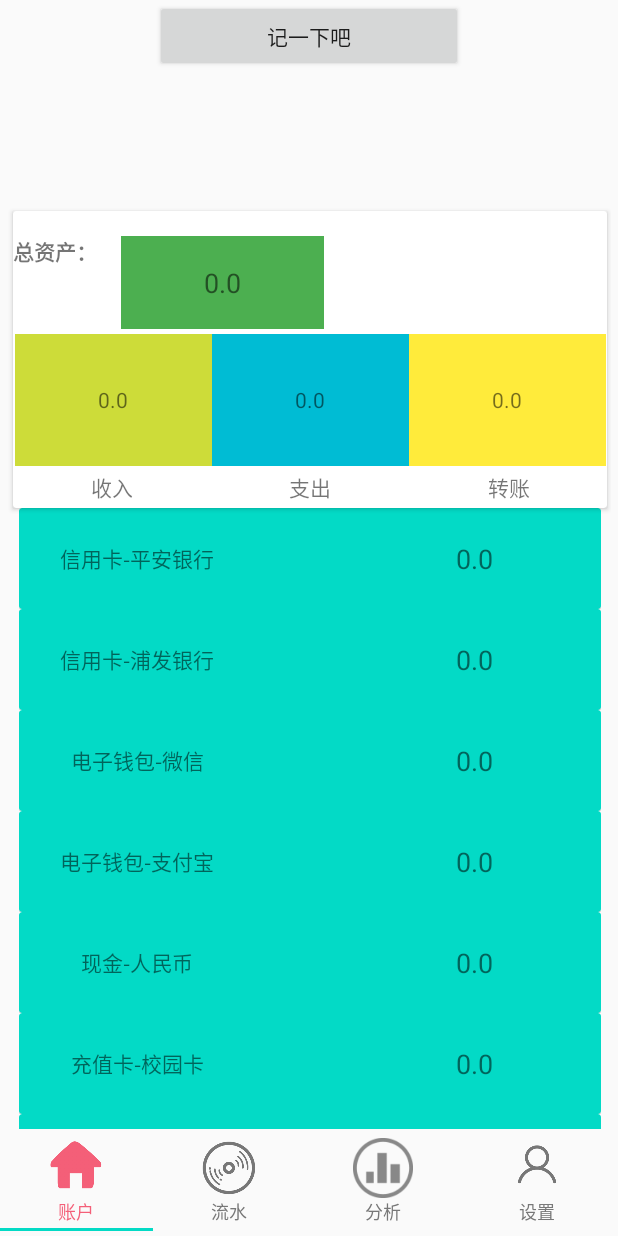
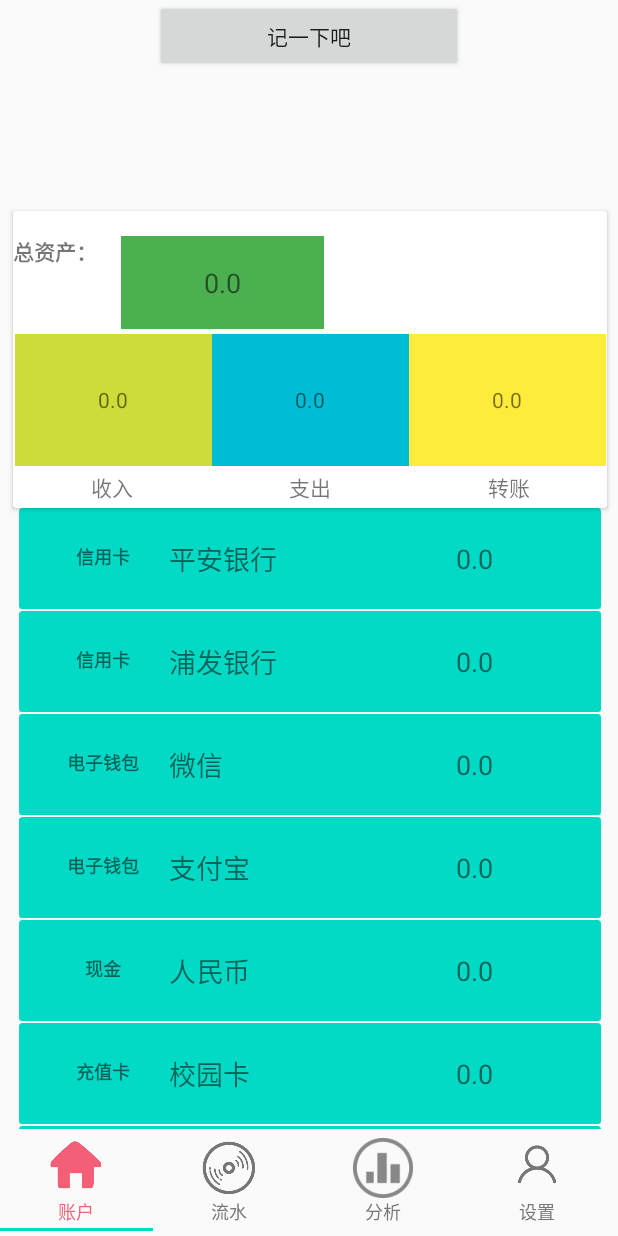
Before and after one commit to CMathmo/software-engineering, an Android app: the screen it shows after launch (MainActivity), on a phone screen of 412 x 824 dp. Run offline under Robolectric (Android 15) with nearby library versions, the phone set to English and light mode, and no system bars; our stand-ins replace Room's generated code.

Commit message:
账户详情页面数据接口给出

```diff
--- a/t_Book/app/src/main/AndroidManifest.xml
+++ b/t_Book/app/src/main/AndroidManifest.xml
@@ -9,10 +9,11 @@
         android:roundIcon="@mipmap/ic_launcher_round"
         android:supportsRtl="true"
         android:theme="@style/AppTheme">
+        <activity android:name=".statistical.AccountDetailActivity"></activity>
         <activity
             android:name=".statistical.StatisticalActivity"
             android:label="@string/title_activity_statistical"
-            android:theme="@style/AppTheme.NoActionBar"></activity>
+            android:theme="@style/AppTheme.NoActionBar" />
         <activity android:name=".AddActivity" />
         <activity android:name=".MainActivity">
             <intent-filter>
--- /dev/null
+++ b/t_Book/app/src/main/java/com/wad/tBook/Extension.kt
@@ -0,0 +1,14 @@
+package com.wad.tBook
+
+import android.graphics.drawable.InsetDrawable
+import androidx.core.content.ContextCompat
+import androidx.recyclerview.widget.DividerItemDecoration
+import androidx.recyclerview.widget.RecyclerView
+
+fun RecyclerView.getItemDecoration() =
+    DividerItemDecoration(this.context, RecyclerView.VERTICAL).apply {
+        val divider =
+            ContextCompat.getDrawable(this@getItemDecoration.context, R.drawable.divider)!!
+        val margin = resources.getDimensionPixelSize(R.dimen.spacing_medium)
+        setDrawable(InsetDrawable(divider, margin, 0, margin, 0))
+    }
--- a/t_Book/app/src/main/java/com/wad/tBook/room/AccountingTable.kt
+++ b/t_Book/app/src/main/java/com/wad/tBook/room/AccountingTable.kt
@@ -33,6 +33,9 @@ interface AccountingDao {
 
     @Query("select accounting_type,accounting_amount from accounting_table")
     fun readAccountTypeData() : List<AccountRepository.TypeAmount>
+
+    @Query("select accounting_type,accounting_amount from accounting_table where accounting_accountsecond_class = :accountingAccount")
+    fun readAccountDetailData(accountingAccount:String) : List<AccountRepository.TypeAmount>
 
 }
 
--- a/t_Book/app/src/main/java/com/wad/tBook/statistical/AccountAdapter.kt
+++ b/t_Book/app/src/main/java/com/wad/tBook/statistical/AccountAdapter.kt
@@ -7,44 +7,56 @@ import android.view.View
 import android.view.ViewGroup
 import android.widget.TextView
 import androidx.cardview.widget.CardView
-import androidx.core.content.ContextCompat.startActivity
 import androidx.recyclerview.widget.RecyclerView
-import com.wad.tBook.MainActivity
+import androidx.recyclerview.widget.RecyclerView.Adapter
 import com.wad.tBook.R
 
 
 
 class AccountAdapter(
     private val values: List<AccountFragment.TA>
-) : RecyclerView.Adapter<AccountAdapter.ViewHolder>() {
+) : Adapter<AccountAdapter.MyViewHolder>() {
 
-    override fun onCreateViewHolder(parent: ViewGroup, viewType: Int): ViewHolder {
+    var mOnRecyclerViewItemClick: OnRecyclerViewItemClick<String>? = null
+
+    override fun onCreateViewHolder(parent: ViewGroup, viewType: Int): MyViewHolder {
         val view = LayoutInflater.from(parent.context)
             .inflate(R.layout.recycle_account_view, parent, false)
-        return ViewHolder(view)
+        return MyViewHolder(view)
     }
 
     @SuppressLint("SetTextI18n")
-    override fun onBindViewHolder(holder: ViewHolder, position: Int) {
+    override fun onBindViewHolder(holder: MyViewHolder, position: Int) {
         holder.bind(values[position])
+        var context = holder.itemView.context
+        // item点击事件的处理
+        holder.itemView.setOnClickListener {
+            mOnRecyclerViewItemClick?.OnItemClick(holder.itemView, position)
+        }
     }
 
 
-    override fun getItemCount(): Int = values.size
+    class MyViewHolder(itemView: View) : RecyclerView.ViewHolder(itemView) {
+        private val accountTypeFView: TextView = itemView.findViewById(R.id.text_account_type)
+        private val accountTypeSView: TextView = itemView.findViewById(R.id.text_account_type2)
+        private val accountAmountView: TextView = itemView.findViewById(R.id.text_amount)
+//        private val accountCardView: CardView = itemView.findViewById(R.id.ActCard)
+//        private val intent = Intent(itemView.context, StatisticalActivity::class.java)
 
-    inner class ViewHolder(view: View) : RecyclerView.ViewHolder(view) {
-        private val accountTypeView: TextView = view.findViewById(R.id.text_account_type)
-        private val accountAmountView: TextView = view.findViewById(R.id.text_amount)
-        private val accountCardView: CardView = view.findViewById(R.id.ActCard)
-        private val intent = Intent(view.context, StatisticalActivity::class.java)
-        private val context = view.context
         @SuppressLint("SetTextI18n")
         fun bind(model: AccountFragment.TA) {
-            accountTypeView.text = model.firstClass + "-" + model.secondClass
+            accountTypeFView.text = model.firstClass
+            accountTypeSView.text = model.secondClass
             accountAmountView.text = model.amount.toString()
-            accountCardView.setOnClickListener {
-                context.startActivity(intent)
-            }
+//            accountCardView.setOnClickListener {
+//                context.startActivity(intent)
+//            }
         }
     }
+
+    public interface OnRecyclerViewItemClick<T> {
+        fun OnItemClick(view: View?, position: Int)
+    }
+
+    override fun getItemCount(): Int = values.size
 }
--- a/t_Book/app/src/main/java/com/wad/tBook/statistical/AccountFragment.kt
+++ b/t_Book/app/src/main/java/com/wad/tBook/statistical/AccountFragment.kt
@@ -1,5 +1,6 @@
 package com.wad.tBook.statistical
 
+import android.content.Intent
 import android.os.Bundle
 import android.util.Log
 import android.view.LayoutInflater
@@ -12,8 +13,10 @@ import androidx.fragment.app.Fragment
 import androidx.lifecycle.ViewModelProvider
 import androidx.recyclerview.widget.GridLayoutManager
 import androidx.recyclerview.widget.LinearLayoutManager
+import androidx.recyclerview.widget.RecyclerView
 import androidx.room.ColumnInfo
 import com.wad.tBook.R
+import com.wad.tBook.getItemDecoration
 import com.wad.tBook.room.Accounting
 import com.wad.tBook.room.tBookDatabase
 import kotlinx.android.synthetic.main.fragment_account.*
@@ -24,6 +27,8 @@ class AccountFragment : Fragment() {
 
     private val viewModel by lazy { ViewModelProvider(this).get(AccountViewModel::class.java) }
     private val accountList = ArrayList<Accounting>()
+    var recyclerview: RecyclerView? = null
+    var accountAdapter: AccountAdapter? = null
     private var columnCount = 1
 
     override fun onCreate(savedInstanceState: Bundle?) {
@@ -44,7 +49,6 @@ class AccountFragment : Fragment() {
 
     override fun onViewCreated(view: View, savedInstanceState: Bundle?) {
         super.onViewCreated(view, savedInstanceState)
-
     }
 
     override fun onStart() {
@@ -60,7 +64,27 @@ class AccountFragment : Fragment() {
                 else -> GridLayoutManager(context, columnCount)
             }
             println(TypeAccountList)
-            adapter = AccountAdapter(TypeAccountList)
+            addItemDecoration(getItemDecoration())
+            //adapter = AccountAdapter(TypeAccountList)
+        }
+        recyclerview = view?.findViewById(R.id.recycle_account)
+        accountAdapter = AccountAdapter(TypeAccountList)
+        recyclerview?.adapter = accountAdapter
+        val intent = Intent(context, AccountDetailActivity::class.java)
+        accountAdapter?.mOnRecyclerViewItemClick = object :
+            AccountAdapter.OnRecyclerViewItemClick<String> {
+            override fun OnItemClick(view: View?, position: Int) {
+                val accountClass: TextView? = view?.findViewById(R.id.text_account_type2)
+                if (accountClass != null) {
+                    intent.putExtra("account_class",accountClass.text)
+                }
+                Toast.makeText(
+                    context,
+                    "点击的item位置是${position}",
+                    Toast.LENGTH_SHORT
+                ).show()
+                context?.startActivity(intent)
+            }
         }
     }
 
@@ -164,7 +188,6 @@ class AccountFragment : Fragment() {
                 secondClassList[6] -> firstList[3].Amount += item.Amount
             }
         }
-        println(secondList)
         return secondList
     }
 
@@ -177,7 +200,6 @@ class AccountFragment : Fragment() {
                 }
             }
         }
-        println(TypeAccountList)
     }
 
     private fun TAdataInfo(){
--- a/t_Book/app/src/main/java/com/wad/tBook/statistical/AccountRepository.kt
+++ b/t_Book/app/src/main/java/com/wad/tBook/statistical/AccountRepository.kt
@@ -67,7 +67,7 @@ class AccountRepository(private val actDao: AccountingDao) {
 
     data class TypeSummary(val type_total:Double,val accountinglist: List<Accounting>)
     data class AccountClass(
-        @ColumnInfo(name = "accounting_class") var Class:String,
+        @ColumnInfo(name = "accounting_account") var Class:String,
         @ColumnInfo(name = "accounting_amount") var Amount:Double
     )
     data class TypeAmount(
--- /dev/null
+++ b/t_Book/app/src/main/res/drawable/divider.xml
@@ -0,0 +1,7 @@
+<?xml version="1.0" encoding="utf-8"?>
+<shape xmlns:android="http://schemas.android.com/apk/res/android"
+    android:shape="rectangle">
+
+    <solid android:color="?android:attr/colorBackground" />
+    <size android:height="1dp"/>
+</shape>
--- a/t_Book/app/src/main/res/layout/recycle_account_view.xml
+++ b/t_Book/app/src/main/res/layout/recycle_account_view.xml
@@ -28,15 +28,30 @@
 
             <TextView
                 android:id="@+id/text_account_type"
+                android:layout_width="80dp"
+                android:layout_height="37dp"
+                android:layout_marginStart="16dp"
+                android:gravity="center"
+                android:text="一级账户"
+                android:textAlignment="gravity"
+                android:textSize="12sp"
+                android:textStyle="bold"
+                app:layout_constraintBottom_toBottomOf="parent"
+                app:layout_constraintStart_toStartOf="parent"
+                app:layout_constraintTop_toTopOf="parent"
+                app:layout_constraintVertical_bias="0.466" />
+
+            <TextView
+                android:id="@+id/text_account_type2"
                 android:layout_width="126dp"
                 android:layout_height="35dp"
-                android:layout_marginStart="16dp"
+                android:layout_marginStart="4dp"
                 android:gravity="center"
-                android:text="账户名称"
-                android:textAlignment="gravity"
-                android:textSize="14sp"
+                android:text="二级账户"
+                android:textAlignment="viewStart"
+                android:textSize="18sp"
                 app:layout_constraintBottom_toBottomOf="parent"
-                app:layout_constraintStart_toStartOf="parent"
+                app:layout_constraintStart_toEndOf="@+id/text_account_type"
                 app:layout_constraintTop_toTopOf="parent" />
 
             <TextView
--- a/t_Book/app/src/main/res/values/dimens.xml
+++ b/t_Book/app/src/main/res/values/dimens.xml
@@ -7,6 +7,7 @@
     <dimen name="activity_vertical_margin">16dp</dimen>
     <dimen name="appbar_padding">16dp</dimen>
     <dimen name="fab_margin">16dp</dimen>
+    <dimen name="spacing_medium">16dp</dimen>
     <dimen name="appbar_padding_top">8dp</dimen>
 
 </resources>
```
Also changed, not shown: t_Book/app/src/main/java/com/wad/tBook/statistical/AccountDetailActivity.kt (added, +59 -0 lines), t_Book/app/src/main/res/layout/activity_account_detail.xml (added, +86 -0 lines).
